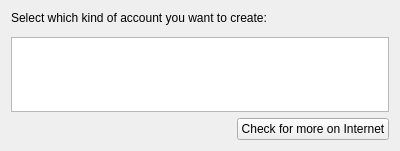
The window that src/ui/typepage.ui (KDE/kmail-account-wizard) describes before a commit, drawn with Qt 5.
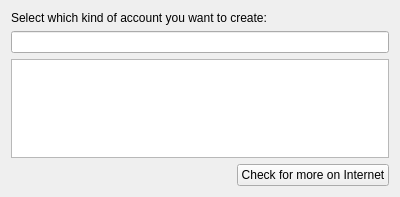
The same window after the commit. Custom widgets are drawn as their Qt base class.

Commit message: replace deprecated KFilterProxySearchLine

What changed in the file:
```diff
--- a/src/ui/typepage.ui
+++ b/src/ui/typepage.ui
@@ -7,7 +7,7 @@
     <x>0</x>
     <y>0</y>
     <width>400</width>
-    <height>151</height>
+    <height>197</height>
    </rect>
   </property>
   <layout class="QVBoxLayout" name="verticalLayout">
@@ -19,7 +19,11 @@
     </widget>
    </item>
    <item>
-    <widget class="KFilterProxySearchLine" name="searchLine"/>
+    <widget class="QLineEdit" name="searchLine">
+     <property name="clearButtonEnabled">
+      <bool>true</bool>
+     </property>
+    </widget>
    </item>
    <item>
     <widget class="QTreeView" name="listView">
@@ -72,13 +76,6 @@
    </item>
   </layout>
  </widget>
- <customwidgets>
-  <customwidget>
-   <class>KFilterProxySearchLine</class>
-   <extends>QWidget</extends>
-   <header>kfilterproxysearchline.h</header>
-  </customwidget>
- </customwidgets>
  <resources/>
  <connections/>
 </ui>
```
Left out of the diff: 3 changed lines with no effect on the pictures. The commit also changes 5 other files.
